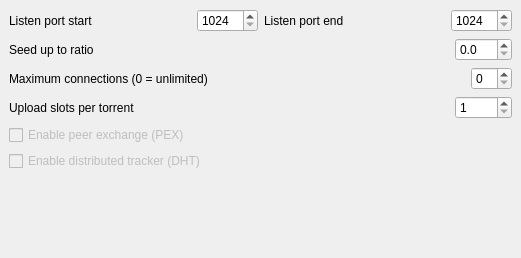
Qt form SettingsTorrentForm.ui (LubosD/fatrat) before a commit.
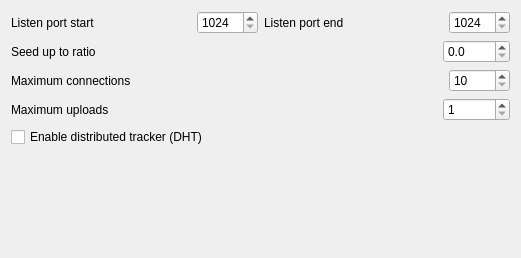
The same form after that commit.

Commit message: Reworked BitTorrent support

The edit to the form file:
```diff
--- a/SettingsTorrentForm.ui
+++ b/SettingsTorrentForm.ui
@@ -12,14 +12,8 @@
   <property name="windowTitle" >
    <string>BitTorrent</string>
   </property>
-  <layout class="QVBoxLayout" >
-   <property name="margin" >
-    <number>9</number>
-   </property>
-   <property name="spacing" >
-    <number>6</number>
-   </property>
-   <item>
+  <layout class="QGridLayout" >
+   <item row="0" column="0" >
     <layout class="QHBoxLayout" >
      <property name="margin" >
       <number>0</number>
@@ -30,9 +24,7 @@
      <item>
       <widget class="QLabel" name="label" >
        <property name="sizePolicy" >
-        <sizepolicy>
-         <hsizetype>7</hsizetype>
-         <vsizetype>5</vsizetype>
+        <sizepolicy vsizetype="Preferred" hsizetype="Expanding" >
          <horstretch>0</horstretch>
          <verstretch>0</verstretch>
         </sizepolicy>
@@ -55,9 +47,7 @@
      <item>
       <widget class="QLabel" name="label_2" >
        <property name="sizePolicy" >
-        <sizepolicy>
-         <hsizetype>7</hsizetype>
-         <vsizetype>5</vsizetype>
+        <sizepolicy vsizetype="Preferred" hsizetype="Expanding" >
          <horstretch>0</horstretch>
          <verstretch>0</verstretch>
         </sizepolicy>
@@ -79,62 +69,12 @@
      </item>
     </layout>
    </item>
-   <item>
+   <item row="1" column="0" >
     <layout class="QGridLayout" >
-     <property name="margin" >
-      <number>0</number>
-     </property>
-     <property name="spacing" >
-      <number>6</number>
-     </property>
-     <item row="4" column="0" >
-      <widget class="QCheckBox" name="checkDHT" >
-       <property name="enabled" >
-        <bool>false</bool>
-       </property>
-       <property name="text" >
-        <string>Enable distributed tracker (DHT)</string>
-       </property>
-      </widget>
-     </item>
-     <item row="1" column="2" >
-      <widget class="QSpinBox" name="spinConnections" />
-     </item>
-     <item row="2" column="0" >
-      <widget class="QLabel" name="label_5" >
-       <property name="text" >
-        <string>Upload slots per torrent</string>
-       </property>
-      </widget>
-     </item>
-     <item row="2" column="1" colspan="2" >
-      <widget class="QSpinBox" name="spinUploads" >
-       <property name="minimum" >
-        <number>1</number>
-       </property>
-      </widget>
-     </item>
-     <item row="1" column="0" colspan="2" >
-      <widget class="QLabel" name="label_4" >
-       <property name="sizePolicy" >
-        <sizepolicy>
-         <hsizetype>7</hsizetype>
-         <vsizetype>5</vsizetype>
-         <horstretch>0</horstretch>
-         <verstretch>0</verstretch>
-        </sizepolicy>
-       </property>
-       <property name="text" >
-        <string>Maximum connections (0 = unlimited)</string>
-       </property>
-      </widget>
-     </item>
      <item row="0" column="0" >
       <widget class="QLabel" name="label_3" >
        <property name="sizePolicy" >
-        <sizepolicy>
-         <hsizetype>7</hsizetype>
-         <vsizetype>5</vsizetype>
+        <sizepolicy vsizetype="Preferred" hsizetype="Expanding" >
          <horstretch>0</horstretch>
          <verstretch>0</verstretch>
         </sizepolicy>
@@ -144,16 +84,6 @@
        </property>
       </widget>
      </item>
-     <item row="3" column="0" >
-      <widget class="QCheckBox" name="checkPEX" >
-       <property name="enabled" >
-        <bool>false</bool>
-       </property>
-       <property name="text" >
-        <string>Enable peer exchange (PEX)</string>
-       </property>
-      </widget>
-     </item>
      <item row="0" column="1" colspan="2" >
       <widget class="QDoubleSpinBox" name="spinRatio" >
        <property name="decimals" >
@@ -167,9 +97,53 @@
        </property>
       </widget>
      </item>
+     <item row="1" column="0" colspan="2" >
+      <widget class="QLabel" name="label_4" >
+       <property name="sizePolicy" >
+        <sizepolicy vsizetype="Preferred" hsizetype="Expanding" >
+         <horstretch>0</horstretch>
+         <verstretch>0</verstretch>
+        </sizepolicy>
+       </property>
+       <property name="text" >
+        <string>Maximum connections</string>
+       </property>
+      </widget>
+     </item>
+     <item row="1" column="2" >
+      <widget class="QSpinBox" name="spinConnections" >
+       <property name="minimum" >
+        <number>10</number>
+       </property>
+       <property name="maximum" >
+        <number>10000</number>
+       </property>
+      </widget>
+     </item>
+     <item row="2" column="0" >
+      <widget class="QLabel" name="label_5" >
+       <property name="text" >
+        <string>Maximum uploads</string>
+       </property>
+      </widget>
+     </item>
+     <item row="2" column="1" colspan="2" >
+      <widget class="QSpinBox" name="spinUploads" >
+       <property name="minimum" >
+        <number>1</number>
+       </property>
+      </widget>
+     </item>
+     <item row="3" column="0" >
+      <widget class="QCheckBox" name="checkDHT" >
+       <property name="text" >
+        <string>Enable distributed tracker (DHT)</string>
+       </property>
+      </widget>
+     </item>
     </layout>
    </item>
-   <item>
+   <item row="2" column="0" >
     <spacer>
      <property name="orientation" >
       <enum>Qt::Vertical</enum>
```
Left out of the diff: 27 changed lines with no effect on the pictures. The commit also changes 38 other files.
